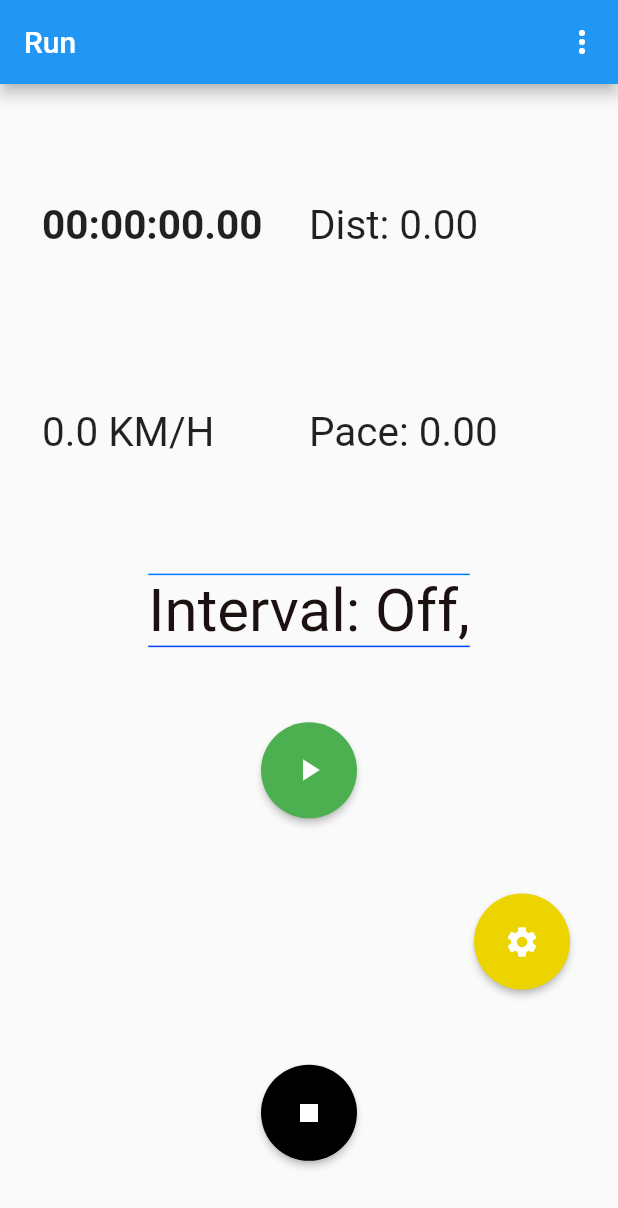
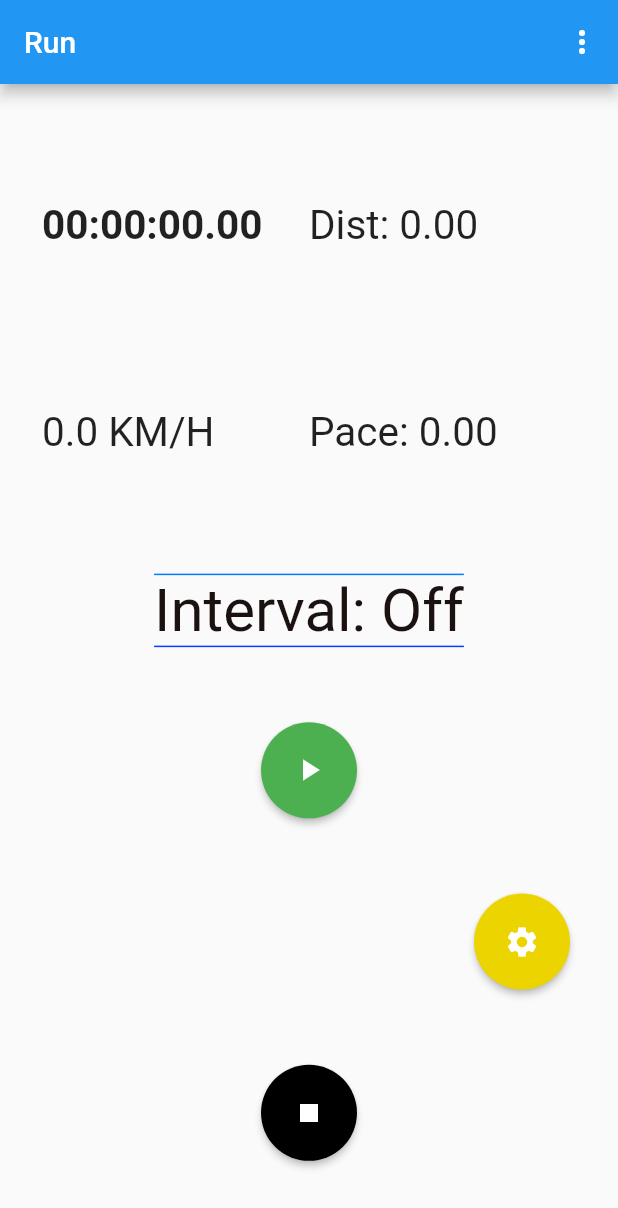
Before and after one commit to FJeanC/Corra_flutter, a Flutter app: the CronometroView screen opened directly with empty values, on a phone screen of 412 x 824 dp. Shown: the top 1208 px of the screen. Run offline on Flutter 3.47's test engine with Material 2 defaults, Android fonts, the phone set to English and light mode, and no system bars; our stand-ins replace bloc, cloud_firestore, equatable, firebase_auth, firebase_core, firebase_storage and 7 more; accounts and stored records are empty; generated files the repository leaves out were written again.

Commit message:
Arrumando Detalhes na view

```diff
--- a/lib/views/cronometro/cronometro_view.dart
+++ b/lib/views/cronometro/cronometro_view.dart
@@ -316,7 +316,7 @@ class _CronometroViewState extends State<CronometroView> {
               ),
             ),
             child: Text(
-              '${AppLocalizations.of(context)!.interval}: ${interObj.userWantsInterval ? (intervalNameType ?? AppLocalizations.of(context)!.walking) : AppLocalizations.of(context)!.disabled},',
+              '${AppLocalizations.of(context)!.interval}: ${interObj.userWantsInterval ? (intervalNameType ?? AppLocalizations.of(context)!.walking) : AppLocalizations.of(context)!.disabled}',
               textAlign: TextAlign.center,
               style: const TextStyle(
                   color: Color.fromARGB(255, 28, 17, 17), fontSize: 40),
--- a/lib/views/runs/run_detail_fragment.dart
+++ b/lib/views/runs/run_detail_fragment.dart
@@ -179,7 +179,7 @@ class _RunDetailViewState extends State<RunDetailView> {
                 children: [
                   Text(
                     AppLocalizations.of(context)!.distance,
-                    style: TextStyle(fontSize: 15),
+                    style: const TextStyle(fontSize: 15),
                   ),
                   Padding(
                     padding: const EdgeInsets.all(10),
```
